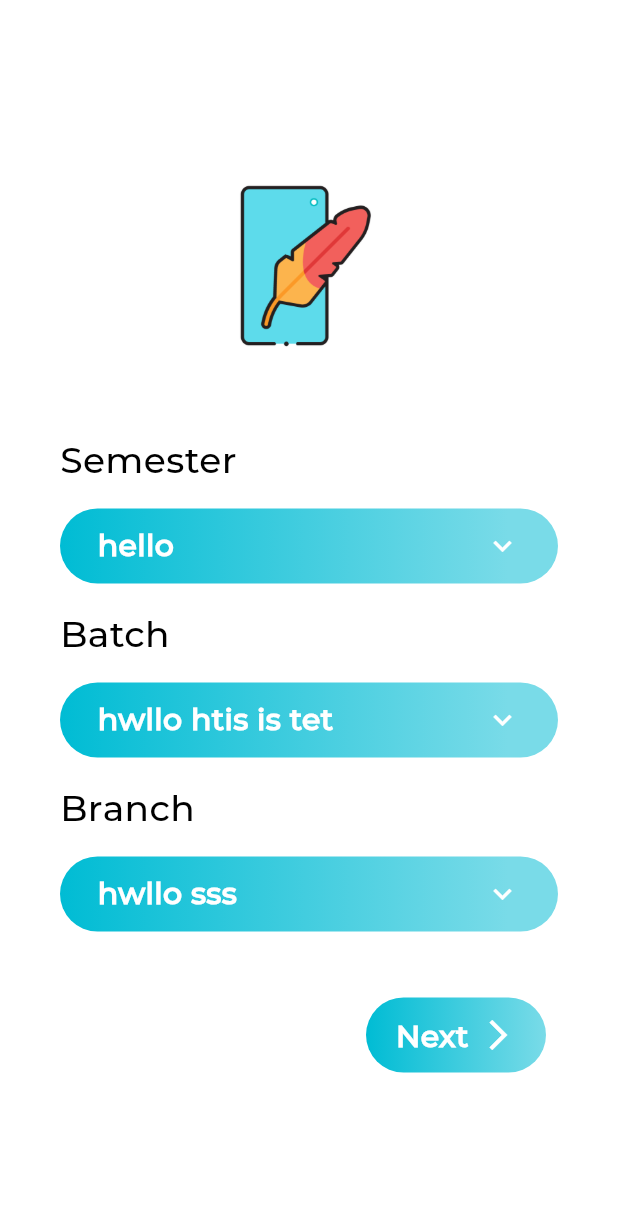
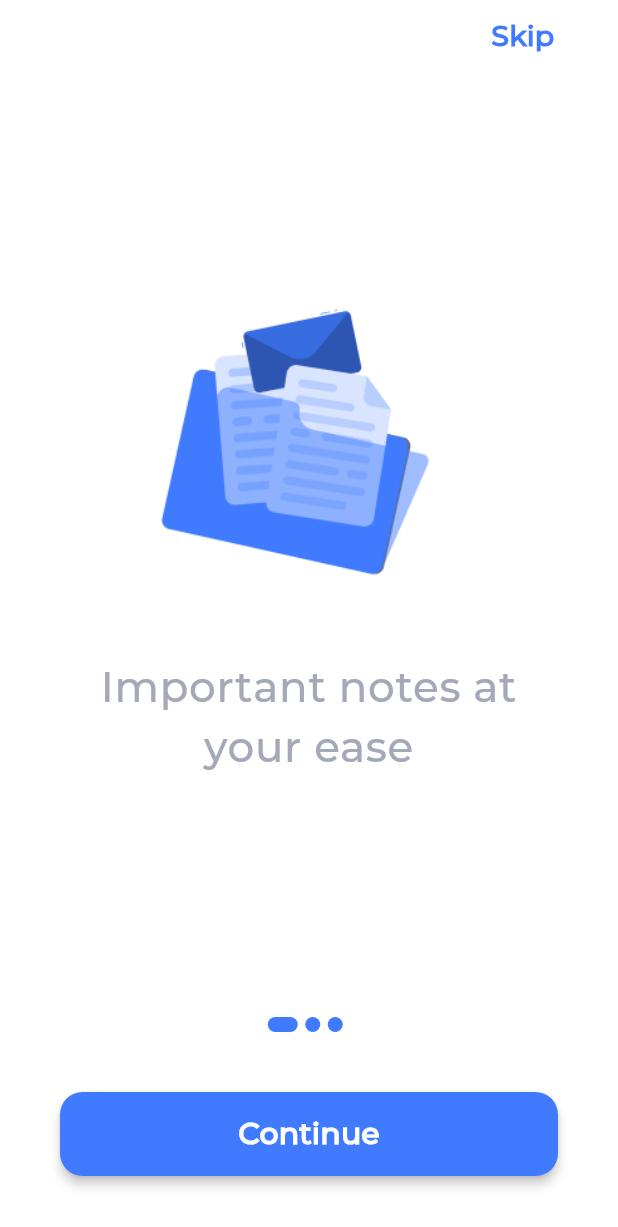
Before and after one commit to muffinboy19/garnox, a Flutter app: the screen it shows after launch, on a phone screen of 412 x 824 dp. Shown: the top 1227 px of the screen. Run offline on Flutter 3.47's test engine with Material 3 defaults, Android fonts, the light colour scheme and no system bars; our stand-ins replace animated_text_kit, cached_network_image, cloud_firestore, dotted_border, firebase_auth, firebase_core and 7 more; missing offline and left inert: circle_list, flutter_pdfview; accounts and stored records are empty; Roboto replaces fonts that are missing (Montserrat).

Commit message:
commit 1 landing page done

```diff
--- /dev/null
+++ b/lib/pages/landingPage.dart
@@ -0,0 +1,230 @@
+import 'package:flutter/cupertino.dart';
+import 'package:flutter/material.dart';
+import 'package:flutter/services.dart';
+import 'package:flutter/widgets.dart';
+import 'package:untitled1/pages/signIn.dart';
+import 'package:untitled1/pages/signup.dart';
+import 'package:untitled1/utils/landing_info.dart';
+
+class Landingpage extends StatefulWidget {
+  @override
+  State<Landingpage> createState() => _LandingpageState();
+}
+
+class _LandingpageState extends State<Landingpage> {
+  int currentIndex = 0;
+  late PageController _controller;
+  @override
+  void initState() {
+    super.initState();
+    _controller = PageController(initialPage: 0);
+    SystemChrome.setSystemUIOverlayStyle(SystemUiOverlayStyle(
+      statusBarColor: Colors.white,
+      statusBarIconBrightness:
+          Brightness.dark, // Light or dark depending on background color
+    ));
+  }
+
+  @override
+  void dispose() {
+    _controller.dispose();
+    super.dispose();
+  }
+
+  @override
+  Widget build(BuildContext context) {
+    return Scaffold(
+      backgroundColor: Colors.white,
+      body: Column(
+        children: [
+          Padding(
+            padding: const EdgeInsets.only(left: 285),
+            child: TextButton(
+              onPressed: () {
+                Navigator.pushReplacement(
+                  context,
+                  MaterialPageRoute(
+                    builder: (_) => SignUp(),
+                  ),
+                );
+              },
+              child: Text(
+                "Skip",
+                style: TextStyle(
+                  fontSize: 19,
+                  color: Color(0xFF407BFF),
+                  fontWeight: FontWeight.bold,
+                  fontFamily: "MontSerrat",
+                ),
+              ),
+            ),
+          ),
+          SizedBox(height: 20),
+          Expanded(
+            child: PageView.builder(
+              controller: _controller,
+              itemCount: landingContent.length,
+              onPageChanged: (int index) {
+                setState(() {
+                  currentIndex = index;
+                });
+              },
+              itemBuilder: (_, i) {
+                return Padding(
+                  padding: const EdgeInsets.fromLTRB(40.0, 10.0, 40.0, 50.0),
+                  child: Column(
+                    mainAxisAlignment: MainAxisAlignment.center,
+                    children: [
+                      Center(
+                        child: Image.asset(
+                          landingContent[i].image,
+                          height: 200.0,
+                        ),
+                      ),
+                      SizedBox(height: 50),
+                      Center(
+                        child: Text(
+                          landingContent[i].desc,
+                          textAlign: TextAlign.center,
+                          style: TextStyle(
+                            fontSize: 28.0,
+                            letterSpacing: 0.5,
+                            color: Color(0xFFA3A9B7),
+                            fontWeight: FontWeight.w500,
+                            fontFamily: "MontSerrat",
+                          ),
+                        ),
+                      )
+                    ],
+                  ),
+                );
+              },
+            ),
+          ),
+          Container(
+            child: Row(
+              mainAxisAlignment: MainAxisAlignment.center,
+              children: List.generate(
+                landingContent.length,
+                (index) => buildDot(index, context),
+              ),
+            ),
+          ),
+          Container(
+            height: 56,
+            margin: EdgeInsets.all(40),
+            width: double.infinity,
+            child: currentIndex == landingContent.length - 1
+                ? Row(
+                    mainAxisAlignment: MainAxisAlignment.spaceEvenly,
+                    children: [
+                      Expanded(
+                        child: ElevatedButton(
+                          child: Text(
+                            "Sign in",
+                            style: TextStyle(
+                              fontSize: 18,
+                              color: Color(0xFF407BFF),
+                              fontWeight: FontWeight.bold,
+                              fontFamily: "MontSerrat",
+                            ),
+                          ),
+                          onPressed: () {
+                            Navigator.pushReplacement(
+                              context,
+                              MaterialPageRoute(
+                                builder: (_) => Signin(),
+                              ),
+                            );
+                          },
+                          style: ElevatedButton.styleFrom(
+                            backgroundColor: Colors.white,
+                            shape: RoundedRectangleBorder(
+                              borderRadius: BorderRadius.circular(15),
+                            ),
+                            side: BorderSide(
+                              // Blue border
+                              color: Color(0xFF407BFF),
+                              width: 1.0, // Border width
+                            ),
+                            padding: EdgeInsets.symmetric(vertical: 15),
+                            elevation: 3,
+                          ),
+                        ),
+                      ),
+                      SizedBox(width: 10),
+                      Expanded(
+                        child: ElevatedButton(
+                          child: Text(
+                            "Sign up",
+                            style: TextStyle(
+                              fontSize: 18,
+                              color: Color(0xFFFFFFFF),
+                              fontWeight: FontWeight.bold,
+                              fontFamily: "MontSerrat",
+                            ),
+                          ),
+                          onPressed: () {
+                            Navigator.pushReplacement(
+                              context,
+                              MaterialPageRoute(
+                                builder: (_) => SignUp(),
+                              ),
+                            );
+                          },
+                          style: ElevatedButton.styleFrom(
+                            backgroundColor: Color(0xFF407BFF),
+                            shape: RoundedRectangleBorder(
+                              borderRadius: BorderRadius.circular(15),
+                            ),
+                            padding: EdgeInsets.symmetric(vertical: 15),
+                            elevation: 3,
+                          ),
+                        ),
+                      ),
+                    ],
+                  )
+                : ElevatedButton(
+                    child: Text(
+                      'Continue',
+                      style: TextStyle(
+                        fontSize: 20,
+                        color: Color(0xFFFFFFFF),
+                        fontWeight: FontWeight.bold,
+                        fontFamily: "MontSerrat",
+                      ),
+                    ),
+                    onPressed: () {
+                      _controller.nextPage(
+                        duration: Duration(milliseconds: 100),
+                        curve: Curves.bounceIn,
+                      );
+                    },
+                    style: ElevatedButton.styleFrom(
+                      backgroundColor: Color(0xFF407BFF),
+                      shape: RoundedRectangleBorder(
+                        borderRadius: BorderRadius.circular(15),
+                      ),
+                      padding:
+                          EdgeInsets.symmetric(vertical: 10),
+                      elevation: 3,
+                    ),
+                  ),
+          ),
+        ],
+      ),
+    );
+  }
+
+  Container buildDot(int index, BuildContext context) {
+    return Container(
+      height: 10,
+      width: currentIndex == index ? 20 : 10,
+      margin: EdgeInsets.only(right: 5),
+      decoration: BoxDecoration(
+        borderRadius: BorderRadius.circular(20),
+        color: Color(0xFF407BFF),
+      ),
+    );
+  }
+}
--- a/lib/pages/userdetailgetter.dart
+++ b/lib/pages/userdetailgetter.dart
@@ -1,7 +1,7 @@
 import 'package:flutter/material.dart';
 import 'package:untitled1/components/custom_dropdown.dart';
 import 'package:untitled1/utils/contstants.dart'; // Assuming Constants is defined here
-import 'signin.dart'; // Adjust path to match your project structure
+import 'oldsignin.dart'; // Adjust path to match your project structure
 
 class UserDetailGetter extends StatefulWidget {
   @override
--- /dev/null
+++ b/lib/utils/landing_info.dart
@@ -0,0 +1,15 @@
+class LandingInfo{
+  String desc;
+  String image;
+
+  LandingInfo(this.desc, this.image);
+}
+
+List<LandingInfo> landingContent=[
+  LandingInfo("Important notes at your ease",
+      "assets/svgIcons/page1.png"),
+  LandingInfo("Important notes at your ease",
+      "assets/svgIcons/page2.png"),
+  LandingInfo("Important notes at your ease",
+      "assets/svgIcons/page3.png"),
+];
--- a/pubspec.yaml
+++ b/pubspec.yaml
@@ -64,6 +64,7 @@ dependencies:
   intl: ^0.19.0
   pdfrx: ^1.0.70
   flutter_pdfview: ^1.3.2
+  flutter_svg: ^2.0.10+1
 
 
 
@@ -83,10 +84,9 @@ flutter:
 
   # To add assets to your application, add an assets section, like this:
   assets:
+    - assets/svgIcons/
     - assets/images/
-    - assets/flareFiles/
-    - assets/grey icons/
-    - assets/svgIcons/
+
   fonts:
     - family: MontSerrat
       fonts:
```
Also changed, not shown: lib/main.dart (+8 -2 lines), lib/pages/signIn.dart (added, +15 -0 lines), lib/pages/signup.dart (added, +26 -0 lines), assets/svgIcons/page1.png (added), assets/svgIcons/page1.svg (added), assets/svgIcons/page2.png (added), assets/svgIcons/page3.png (added), lib/pages/oldsignin.dart (renamed from lib/pages/signin.dart), pubspec.lock, 62 other files.
